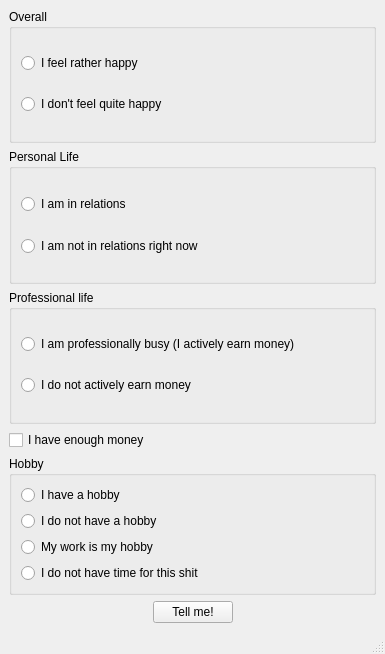
Old version of the form mainwindow.ui in the repository tvb2/happinessMeter.
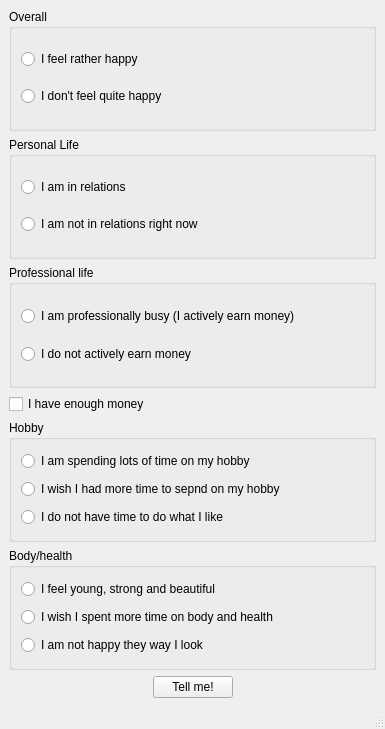
New version of the form.

What changed in the file:
```diff
--- a/mainwindow.ui
+++ b/mainwindow.ui
@@ -10,7 +10,7 @@
     <x>0</x>
     <y>0</y>
     <width>385</width>
-    <height>654</height>
+    <height>729</height>
    </rect>
   </property>
   <property name="sizePolicy">
@@ -125,41 +125,68 @@
         <property name="checked">
          <bool>false</bool>
         </property>
-        <layout class="QVBoxLayout" name="verticalLayout_4">
-         <item>
-          <widget class="QRadioButton" name="RBHaveHobby">
+        <layout class="QGridLayout" name="gridLayout_2">
+         <item row="2" column="0">
+          <widget class="QRadioButton" name="RBHobbyBad">
            <property name="text">
-            <string>I have a hobby</string>
+            <string>I do not have time to do what I like</string>
            </property>
           </widget>
          </item>
-         <item>
-          <widget class="QRadioButton" name="RBNoHobby">
+         <item row="0" column="0">
+          <widget class="QRadioButton" name="RBHobbyExc">
            <property name="text">
-            <string>I do not have a hobby</string>
+            <string>I am spending lots of time on my hobby</string>
            </property>
           </widget>
-         </item>
-         <item>
-          <widget class="QRadioButton" name="RBHobbyIsWork">
-           <property name="text">
-            <string>My work is my hobby</string>
-           </property>
-          </widget>
-         </item>
-         <item>
-          <widget class="QRadioButton" name="RBHobbyIsShit">
-           <property name="text">
-            <string>I do not have time for this shit</string>
-           </property>
-          </widget>
-         </item>
-        </layout>
-       </widget>
-      </item>
-     </layout>
     </item>
     <item row="1" column="0">
+          <widget class="QRadioButton" name="RBHobbyNorm">
+           <property name="text">
+            <string>I wish I had more time to sepnd on my hobby</string>
+           </property>
+          </widget>
+         </item>
+        </layout>
+       </widget>
+      </item>
+      <item>
+       <widget class="QGroupBox" name="GBHealth">
+        <property name="title">
+         <string>Body/health</string>
+        </property>
+        <property name="checkable">
+         <bool>false</bool>
+        </property>
+        <property name="checked">
+         <bool>false</bool>
+        </property>
+        <layout class="QVBoxLayout" name="verticalLayout_6">
+         <item>
+          <widget class="QRadioButton" name="RBHealthExc">
+           <property name="text">
+            <string>I feel young, strong and beautiful</string>
+           </property>
+          </widget>
+         </item>
+         <item>
+          <widget class="QRadioButton" name="RBHealthNorm">
+           <property name="text">
+            <string>I wish I spent more time on body and health</string>
+           </property>
+          </widget>
+         </item>
+         <item>
+          <widget class="QRadioButton" name="RBHealthBad">
+           <property name="text">
+            <string>I am not happy they way I look</string>
+           </property>
+          </widget>
+         </item>
+        </layout>
+       </widget>
+      </item>
+      <item>
      <layout class="QHBoxLayout" name="horizontalLayout">
       <item>
        <spacer name="horizontalSpacer">
@@ -193,6 +220,8 @@
          </size>
         </property>
        </spacer>
+        </item>
+       </layout>
       </item>
      </layout>
     </item>
```
Left out of the diff: 2 changed lines with no effect on the pictures. Lines whose indentation alone changed are shown as unchanged.
